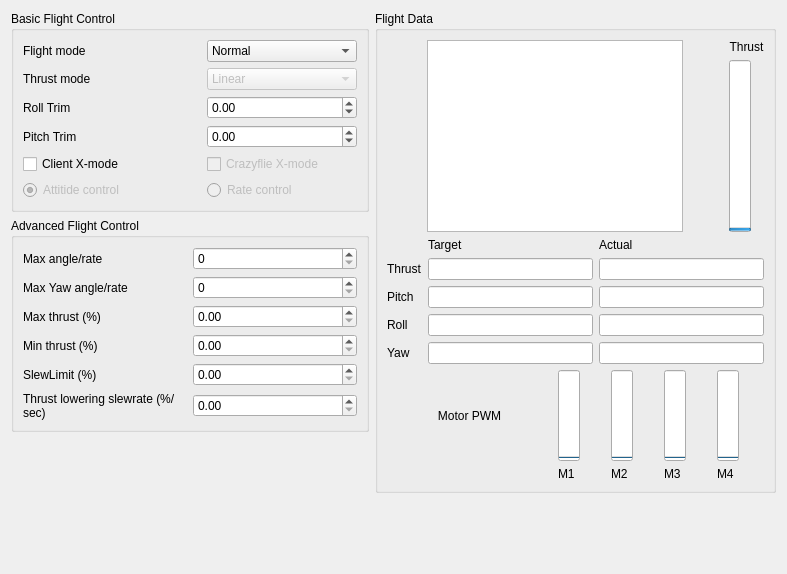
bitcraze/crazyflie-clients-python, file lib/cfclient/ui/tabs/flightTab.ui: the form before one commit.
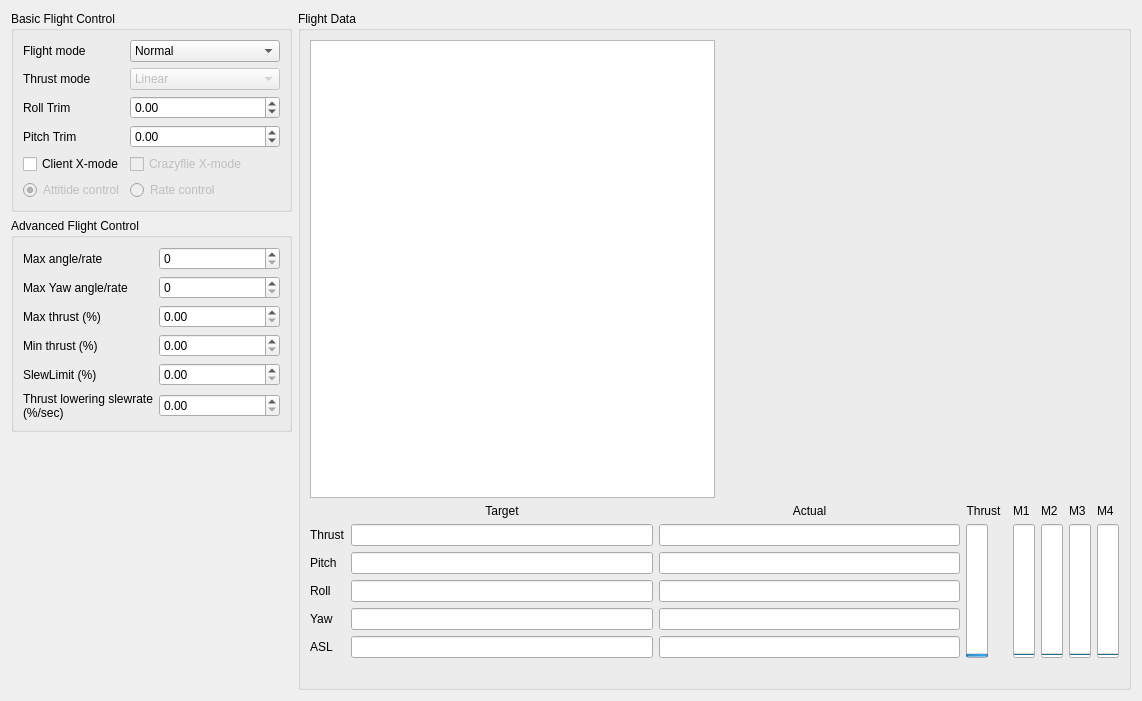
The form after the commit.

```diff
--- a/lib/cfclient/ui/tabs/flightTab.ui
+++ b/lib/cfclient/ui/tabs/flightTab.ui
@@ -6,8 +6,8 @@
    <rect>
     <x>0</x>
     <y>0</y>
-    <width>787</width>
-    <height>574</height>
+    <width>1142</width>
+    <height>701</height>
    </rect>
   </property>
   <property name="windowTitle">
@@ -309,19 +309,6 @@
        </property>
       </spacer>
      </item>
-     <item>
-      <spacer name="horizontalSpacer">
-       <property name="orientation">
-        <enum>Qt::Horizontal</enum>
-       </property>
-       <property name="sizeHint" stdset="0">
-        <size>
-         <width>40</width>
-         <height>20</height>
-        </size>
-       </property>
-      </spacer>
-     </item>
     </layout>
    </item>
    <item>
@@ -337,49 +324,23 @@
        <layout class="QVBoxLayout" name="verticalLayout_2">
         <item>
          <layout class="QGridLayout" name="gridLayout">
-          <item row="0" column="3">
-           <layout class="QVBoxLayout" name="verticalLayout_4">
-            <item>
-             <widget class="QLabel" name="label_6">
-              <property name="text">
-               <string>Thrust</string>
-              </property>
-              <property name="alignment">
-               <set>Qt::AlignCenter</set>
-              </property>
-             </widget>
-            </item>
-            <item>
-             <widget class="QProgressBar" name="thrustProgress">
-              <property name="sizePolicy">
-               <sizepolicy hsizetype="Maximum" vsizetype="Expanding">
-                <horstretch>0</horstretch>
-                <verstretch>0</verstretch>
-               </sizepolicy>
-              </property>
-              <property name="sizeIncrement">
-               <size>
-                <width>0</width>
-                <height>0</height>
-               </size>
-              </property>
-              <property name="maximum">
-               <number>65600</number>
-              </property>
-              <property name="value">
-               <number>24</number>
-              </property>
-              <property name="alignment">
-               <set>Qt::AlignCenter</set>
-              </property>
-              <property name="orientation">
-               <enum>Qt::Vertical</enum>
-              </property>
-             </widget>
-            </item>
-           </layout>
-          </item>
           <item row="0" column="1">
+           <spacer name="horizontalSpacer">
+            <property name="orientation">
+             <enum>Qt::Horizontal</enum>
+            </property>
+            <property name="sizeHint" stdset="0">
+             <size>
+              <width>40</width>
+              <height>20</height>
+             </size>
+            </property>
+           </spacer>
+          </item>
+          <item row="0" column="3">
+           <layout class="QVBoxLayout" name="verticalLayout_4"/>
+          </item>
+          <item row="0" column="0">
            <widget class="QTextEdit" name="textEdit">
             <property name="documentTitle">
              <string/>
@@ -388,125 +349,137 @@
              <string>&lt;!DOCTYPE HTML PUBLIC &quot;-//W3C//DTD HTML 4.0//EN&quot; &quot;http://www.w3.org/TR/REC-html40/strict.dtd&quot;&gt;
 &lt;html&gt;&lt;head&gt;&lt;meta name=&quot;qrichtext&quot; content=&quot;1&quot; /&gt;&lt;style type=&quot;text/css&quot;&gt;
 p, li { white-space: pre-wrap; }
-&lt;/style&gt;&lt;/head&gt;&lt;body style=&quot; font-family:'Lucida Grande'; font-size:13pt; font-weight:400; font-style:normal;&quot;&gt;
-&lt;p style=&quot;-qt-paragraph-type:empty; margin-top:0px; margin-bottom:0px; margin-left:0px; margin-right:0px; -qt-block-indent:0; text-indent:0px; font-family:'Ubuntu'; font-size:11pt;&quot;&gt;&lt;br /&gt;&lt;/p&gt;&lt;/body&gt;&lt;/html&gt;</string>
+&lt;/style&gt;&lt;/head&gt;&lt;body style=&quot; font-family:'Ubuntu'; font-size:11pt; font-weight:400; font-style:normal;&quot;&gt;
+&lt;p style=&quot;-qt-paragraph-type:empty; margin-top:0px; margin-bottom:0px; margin-left:0px; margin-right:0px; -qt-block-indent:0; text-indent:0px;&quot;&gt;&lt;br /&gt;&lt;/p&gt;&lt;/body&gt;&lt;/html&gt;</string>
             </property>
            </widget>
           </item>
-          <item row="0" column="0">
-           <spacer name="horizontalSpacer_2">
-            <property name="orientation">
-             <enum>Qt::Horizontal</enum>
-            </property>
-            <property name="sizeHint" stdset="0">
-             <size>
-              <width>40</width>
-              <height>20</height>
-             </size>
-            </property>
-           </spacer>
-          </item>
-          <item row="0" column="2">
-           <spacer name="horizontalSpacer_3">
-            <property name="orientation">
-             <enum>Qt::Horizontal</enum>
-            </property>
-            <property name="sizeHint" stdset="0">
-             <size>
-              <width>40</width>
-              <height>20</height>
-             </size>
-            </property>
-           </spacer>
-          </item>
          </layout>
         </item>
         <item>
          <layout class="QGridLayout" name="gridLayout_5">
-          <item row="3" column="1">
-           <widget class="QLineEdit" name="targetPitch"/>
+          <item row="0" column="6">
+           <widget class="QLabel" name="label_6">
+            <property name="text">
+             <string>Thrust</string>
+            </property>
+            <property name="alignment">
+             <set>Qt::AlignCenter</set>
+            </property>
+           </widget>
           </item>
-          <item row="2" column="2">
-           <widget class="QLineEdit" name="actualThrust"/>
+          <item row="1" column="9" rowspan="5">
+           <widget class="QProgressBar" name="actualM2">
+            <property name="maximum">
+             <number>65535</number>
+            </property>
+            <property name="value">
+             <number>0</number>
+            </property>
+            <property name="orientation">
+             <enum>Qt::Vertical</enum>
+            </property>
+           </widget>
+          </item>
+          <item row="1" column="10" rowspan="5">
+           <widget class="QProgressBar" name="actualM3">
+            <property name="maximum">
+             <number>65535</number>
+            </property>
+            <property name="value">
+             <number>0</number>
+            </property>
+            <property name="orientation">
+             <enum>Qt::Vertical</enum>
+            </property>
+           </widget>
           </item>
           <item row="5" column="2">
-           <widget class="QLineEdit" name="actualYaw"/>
+           <widget class="QLineEdit" name="targetASL">
+            <property name="text">
+             <string/>
+            </property>
+           </widget>
           </item>
-          <item row="4" column="1">
-           <widget class="QLineEdit" name="targetRoll"/>
+          <item row="1" column="0">
+           <widget class="QLabel" name="label_16">
+            <property name="text">
+             <string>Thrust</string>
+            </property>
+           </widget>
           </item>
-          <item row="5" column="0">
-           <widget class="QLabel" name="label_13">
+          <item row="1" column="2">
+           <widget class="QLineEdit" name="targetThrust"/>
+          </item>
+          <item row="1" column="6" rowspan="5">
+           <widget class="QProgressBar" name="thrustProgress">
+            <property name="sizePolicy">
+             <sizepolicy hsizetype="Maximum" vsizetype="Expanding">
+              <horstretch>0</horstretch>
+              <verstretch>0</verstretch>
+             </sizepolicy>
+            </property>
+            <property name="sizeIncrement">
+             <size>
+              <width>0</width>
+              <height>0</height>
+             </size>
+            </property>
+            <property name="maximum">
+             <number>65600</number>
+            </property>
+            <property name="value">
+             <number>24</number>
+            </property>
+            <property name="alignment">
+             <set>Qt::AlignCenter</set>
+            </property>
+            <property name="orientation">
+             <enum>Qt::Vertical</enum>
+            </property>
+            <property name="invertedAppearance">
+             <bool>false</bool>
+            </property>
+           </widget>
+          </item>
+          <item row="0" column="9">
+           <widget class="QLabel" name="M2label">
             <property name="text">
-             <string>Yaw</string>
+             <string>M2</string>
             </property>
            </widget>
           </item>
-          <item row="4" column="2">
+          <item row="0" column="11">
+           <widget class="QLabel" name="M4label">
+            <property name="text">
+             <string>M4</string>
+            </property>
+           </widget>
+          </item>
+          <item row="3" column="4">
            <widget class="QLineEdit" name="actualRoll"/>
           </item>
-          <item row="3" column="2">
-           <widget class="QLineEdit" name="actualPitch"/>
+          <item row="2" column="2">
+           <widget class="QLineEdit" name="targetPitch"/>
           </item>
-          <item row="5" column="1">
-           <widget class="QLineEdit" name="targetYaw"/>
-          </item>
-          <item row="1" column="1">
-           <widget class="QLabel" name="label_14">
+          <item row="5" column="0">
+           <widget class="QLabel" name="label_17">
             <property name="text">
-             <string>Target</string>
+             <string>ASL</string>
             </property>
            </widget>
           </item>
           <item row="3" column="0">
-           <widget class="QLabel" name="label_11">
-            <property name="text">
-             <string>Pitch</string>
-            </property>
-           </widget>
-          </item>
-          <item row="4" column="0">
            <widget class="QLabel" name="label_12">
             <property name="text">
              <string>Roll</string>
             </property>
            </widget>
           </item>
-          <item row="1" column="2">
-           <widget class="QLabel" name="label_15">
-            <property name="text">
-             <string>Actual</string>
-            </property>
-           </widget>
+          <item row="1" column="4">
+           <widget class="QLineEdit" name="actualThrust"/>
           </item>
-          <item row="2" column="0">
-           <widget class="QLabel" name="label_16">
-            <property name="text">
-             <string>Thrust</string>
-            </property>
-           </widget>
-          </item>
-          <item row="2" column="1">
-           <widget class="QLineEdit" name="targetThrust"/>
-          </item>
-         </layout>
-        </item>
-        <item>
-         <layout class="QGridLayout" name="gridLayout_7">
-          <item row="0" column="3">
-           <widget class="QProgressBar" name="actualM3">
-            <property name="maximum">
-             <number>65535</number>
-            </property>
-            <property name="value">
-             <number>0</number>
-            </property>
-            <property name="orientation">
-             <enum>Qt::Vertical</enum>
-            </property>
-           </widget>
-          </item>
-          <item row="0" column="1">
+          <item row="1" column="8" rowspan="5">
            <widget class="QProgressBar" name="actualM1">
             <property name="maximum">
              <number>65535</number>
@@ -520,6 +493,62 @@
            </widget>
           </item>
           <item row="0" column="4">
+           <widget class="QLabel" name="label_15">
+            <property name="text">
+             <string>Actual</string>
+            </property>
+            <property name="alignment">
+             <set>Qt::AlignCenter</set>
+            </property>
+           </widget>
+          </item>
+          <item row="2" column="0">
+           <widget class="QLabel" name="label_11">
+            <property name="text">
+             <string>Pitch</string>
+            </property>
+           </widget>
+          </item>
+          <item row="0" column="2">
+           <widget class="QLabel" name="label_14">
+            <property name="text">
+             <string>Target</string>
+            </property>
+            <property name="alignment">
+             <set>Qt::AlignCenter</set>
+            </property>
+           </widget>
+          </item>
+          <item row="5" column="4">
+           <widget class="QLineEdit" name="actualASL">
+            <property name="text">
+             <string/>
+            </property>
+           </widget>
+          </item>
+          <item row="3" column="2">
+           <widget class="QLineEdit" name="targetRoll"/>
+          </item>
+          <item row="4" column="4">
+           <widget class="QLineEdit" name="actualYaw"/>
+          </item>
+          <item row="4" column="2">
+           <widget class="QLineEdit" name="targetYaw"/>
+          </item>
+          <item row="2" column="4">
+           <widget class="QLineEdit" name="actualPitch"/>
+          </item>
+          <item row="4" column="0">
+           <widget class="QLabel" name="label_13">
+            <property name="text">
+             <string>Yaw</string>
+            </property>
+           </widget>
+          </item>
+          <item row="0" column="12" rowspan="6">
+           <layout class="QGridLayout" name="gridLayout_7"/>
+          </item>
+          <item row="1" column="11" rowspan="5">
            <widget class="QProgressBar" name="actualM4">
             <property name="maximum">
              <number>65535</number>
@@ -532,80 +561,22 @@
             </property>
            </widget>
           </item>
-          <item row="0" column="2">
-           <widget class="QProgressBar" name="actualM2">
-            <property name="maximum">
-             <number>65535</number>
-            </property>
-            <property name="value">
-             <number>0</number>
-            </property>
-            <property name="orientation">
-             <enum>Qt::Vertical</enum>
-            </property>
-           </widget>
-          </item>
-          <item row="1" column="1">
+          <item row="0" column="8">
            <widget class="QLabel" name="M1label">
             <property name="text">
              <string>M1</string>
             </property>
            </widget>
           </item>
-          <item row="1" column="2">
-           <widget class="QLabel" name="M2label">
-            <property name="text">
-             <string>M2</string>
-            </property>
-           </widget>
-          </item>
-          <item row="1" column="3">
+          <item row="0" column="10">
            <widget class="QLabel" name="M3label">
             <property name="text">
              <string>M3</string>
             </property>
            </widget>
           </item>
-          <item row="1" column="4">
-           <widget class="QLabel" name="M4label">
-            <property name="text">
-             <string>M4</string>
-            </property>
-           </widget>
-          </item>
-          <item row="0" column="0">
-           <widget class="QLabel" name="label_24">
-            <property name="enabled">
-             <bool>true</bool>
-            </property>
-            <property name="sizePolicy">
-             <sizepolicy hsizetype="Fixed" vsizetype="Preferred">
-              <horstretch>0</horstretch>
-              <verstretch>0</verstretch>
-             </sizepolicy>
-            </property>
-            <property name="minimumSize">
-             <size>
-              <width>115</width>
-              <height>0</height>
-             </size>
-            </property>
-            <property name="text">
-             <string>Motor PWM</string>
-            </property>
-            <property name="alignment">
-             <set>Qt::AlignCenter</set>
-            </property>
-           </widget>
-          </item>
-          <item row="1" column="0">
+          <item row="6" column="6" colspan="6">
            <widget class="QLabel" name="emergency_stop_label">
-            <property name="sizePolicy">
-             <sizepolicy hsizetype="Fixed" vsizetype="Preferred">
-              <horstretch>0</horstretch>
-              <verstretch>0</verstretch>
-             </sizepolicy>
-            </property>
             <property name="text">
              <string/>
             </property>
@@ -619,19 +590,6 @@
        </layout>
       </widget>
      </item>
-     <item>
-      <spacer name="verticalSpacer_5">
-       <property name="orientation">
-        <enum>Qt::Vertical</enum>
-       </property>
-       <property name="sizeHint" stdset="0">
-        <size>
-         <width>20</width>
-         <height>40</height>
-        </size>
-       </property>
-      </spacer>
-     </item>
     </layout>
    </item>
   </layout>
```
